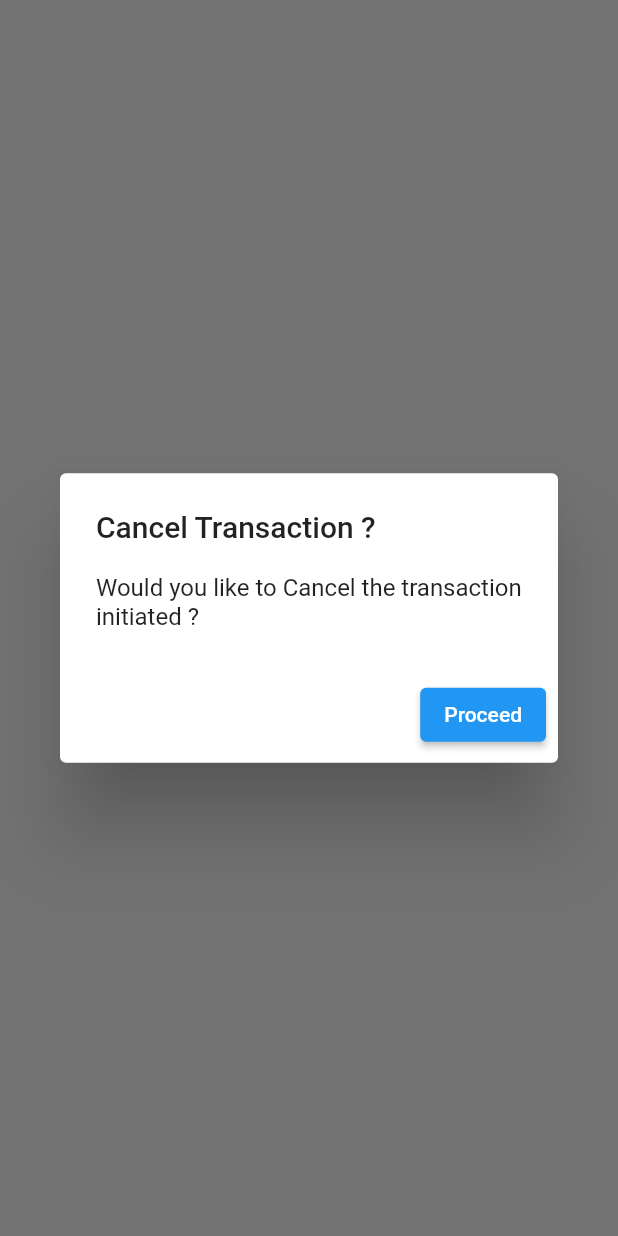
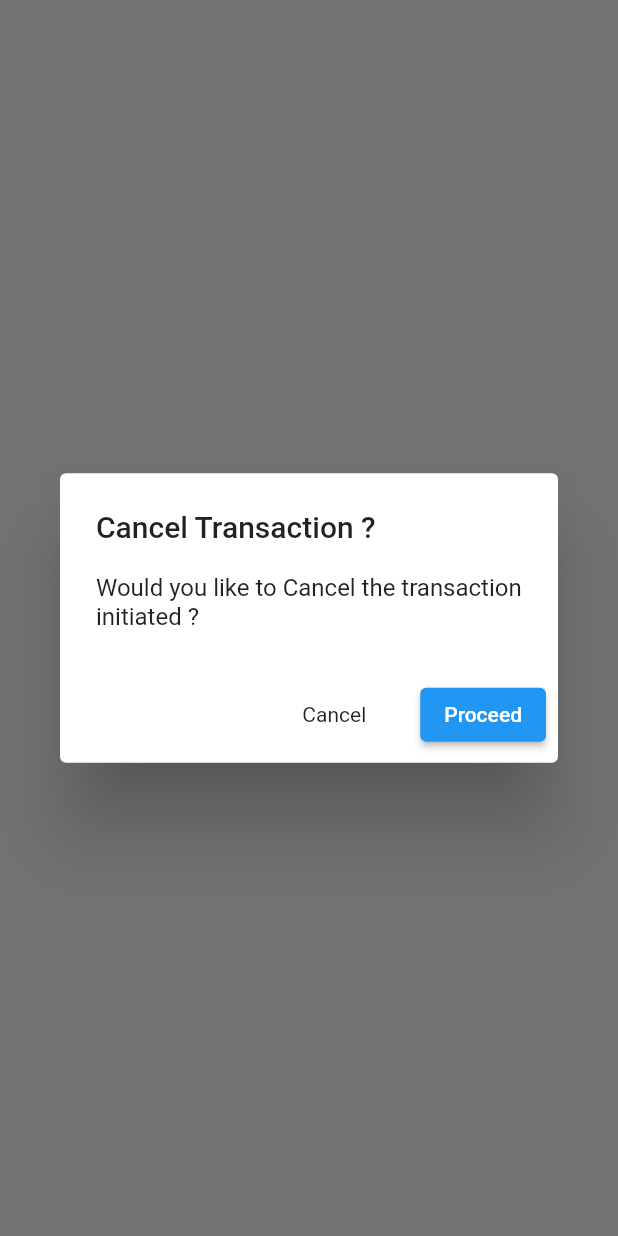
Before and after one commit to fiizzy/coinforbarter_sdk_flutter_V1.0.0, a Flutter app: what showAlert() shows on an empty page, opened directly, on a phone screen of 412 x 824 dp. Run offline on Flutter 3.47's test engine with Material 2 defaults, Android fonts, the phone set to English and light mode, and no system bars; our stand-ins replace flutter_countdown_timer, flutter_svg, get.

Commit message:
chore: made cancel dialog undismissible

```diff
--- a/lib/src/utils/alert.dart
+++ b/lib/src/utils/alert.dart
@@ -9,7 +9,8 @@ showAlert(context) async {
 
   return await showDialog<void>(
     context: context,
-    barrierDismissible: true, // user must tap button!
+    barrierDismissible: false,
+    // user must tap button!
     builder: (BuildContext context) {
       return AlertDialog(
         title: const Text('Cancel Transaction ?'),
@@ -21,6 +22,16 @@ showAlert(context) async {
           ),
         ),
         actions: <Widget>[
+          InkWell(
+              child: const Text("Cancel"),
+              onTap: _serviceController.isLoading.value
+                  ? () {}
+                  : () async {
+                      Navigator.pop(context);
+                    }),
+          SizedBox(
+            width: 20,
+          ),
           Obx(() => ElevatedButton(
                 child: _serviceController.isLoading.value
                     ? loader()
```
Also changed, not shown: lib/src/utils/loader.dart (+8 -3 lines).
